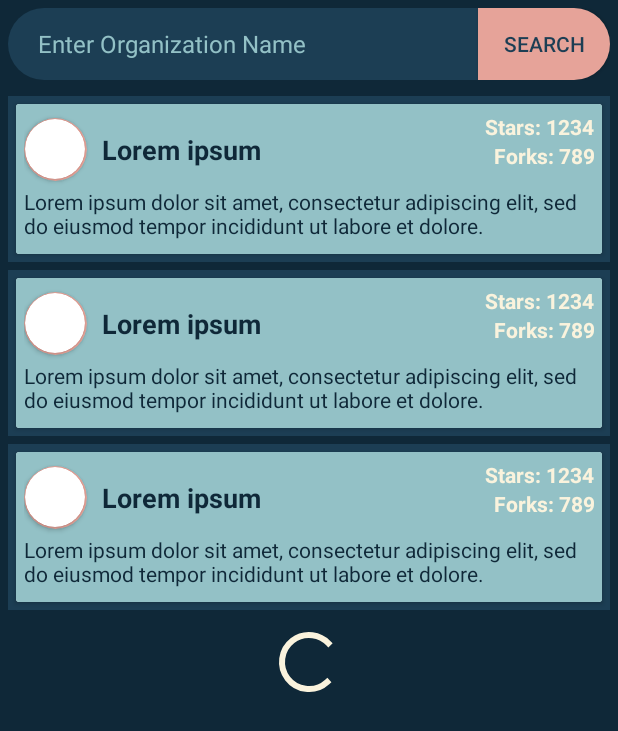
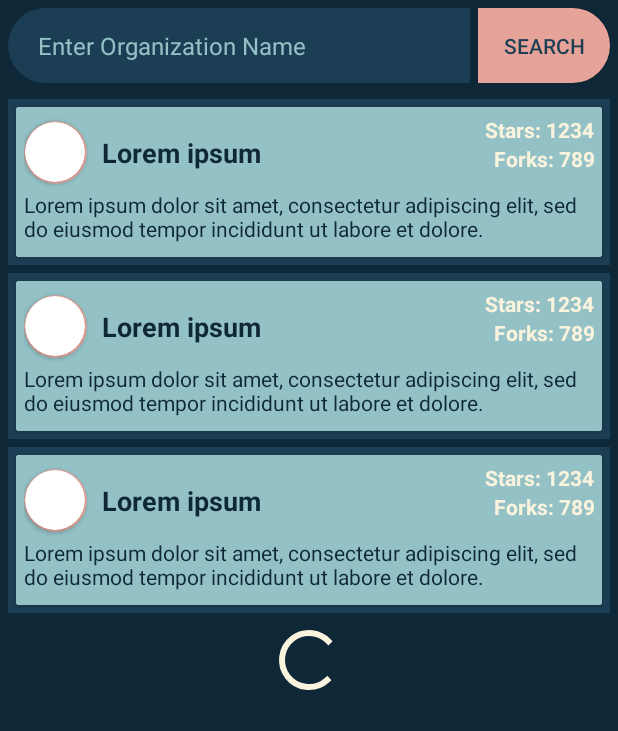
Before and after one commit to EmmaTwersky/android-github-stars, an Android app: the layout activity_main.xml on its own in the app's theme, with its tools: preview values and no code run, on a phone screen of 412 x 824 dp. Shown: the top 731 px of the screen. Run offline under Robolectric (Android 15) with nearby library versions, the phone set to English and light mode, and no system bars.

Commit message:
UI tests

```diff
--- a/app/build.gradle
+++ b/app/build.gradle
@@ -14,13 +14,13 @@ android {
     }
 
     defaultConfig {
-        applicationId "com.emma.star"
+        applicationId 'com.emma.star'
         minSdkVersion 23
         targetSdkVersion 28
         versionCode 1
-        versionName "1.0"
+        versionName '1.0'
 
-        testInstrumentationRunner "androidx.test.runner.AndroidJUnitRunner"
+        testInstrumentationRunner 'androidx.test.runner.AndroidJUnitRunner'
     }
 
     buildTypes {
@@ -73,8 +73,9 @@ dependencies {
     // Testing
     testImplementation 'junit:junit:4.12'
     testImplementation 'com.squareup.okhttp3:mockwebserver:3.12.1'
-    testImplementation "com.nhaarman.mockitokotlin2:mockito-kotlin:2.2.0"
-    testImplementation "androidx.arch.core:core-testing:2.1.0"
+    testImplementation 'com.nhaarman.mockitokotlin2:mockito-kotlin:2.2.0'
+    testImplementation 'androidx.arch.core:core-testing:2.1.0'
+    testImplementation 'com.android.support.test:rules:1.0.2'
     androidTestImplementation 'androidx.test.ext:junit:1.1.1'
     androidTestImplementation 'androidx.test.espresso:espresso-core:3.2.0'
 }
--- a/app/src/main/res/layout/activity_main.xml
+++ b/app/src/main/res/layout/activity_main.xml
@@ -7,60 +7,54 @@
     android:background="@color/colorSecondaryDark"
     tools:context=".MainActivity">
 
-    <LinearLayout
-        android:id="@+id/organization_search_bar"
-        android:layout_width="match_parent"
-        android:layout_height="wrap_content"
-        android:orientation="horizontal"
-        android:padding="5dp"
-        app:layout_constraintTop_toTopOf="parent">
-
     <EditText
         android:id="@+id/search_text"
         android:layout_width="0dp"
-            android:layout_height="match_parent"
-            android:layout_weight="1"
-            android:paddingStart="20dp"
-            android:paddingEnd="20dp"
+        android:layout_height="@dimen/header_height"
+        android:autofillHints=""
         android:background="@drawable/search_text"
+        android:hint="@string/organization_hint"
+        android:inputType="textAutoCorrect"
+        android:layout_margin="@dimen/small_margin_padding"
+        android:paddingStart="@dimen/text_padding"
+        android:paddingEnd="@dimen/text_padding"
         android:textColor="@color/colorAccent"
-            android:textSize="16sp"
         android:textColorHint="@color/colorSecondary"
-            android:hint="@string/organization_hint"
-            android:autofillHints=""
-            android:inputType="textAutoCorrect" />
+        android:textSize="@dimen/search_text"
+        app:layout_constraintStart_toStartOf="parent"
+        app:layout_constraintEnd_toStartOf="@+id/search_button"
+        app:layout_constraintTop_toTopOf="parent" />
 
     <Button
         android:id="@+id/search_button"
         android:layout_width="wrap_content"
-            android:layout_height="match_parent"
+        android:layout_height="@dimen/header_height"
         android:background="@drawable/search_button"
         android:textColor="@color/colorPrimaryDark"
-            android:text="@string/search"/>
-
-    </LinearLayout>
+        android:text="@string/search"
+        android:layout_margin="@dimen/small_margin_padding"
+        app:layout_constraintTop_toTopOf="parent"
+        app:layout_constraintEnd_toEndOf="parent" />
 
     <androidx.recyclerview.widget.RecyclerView
         android:id="@+id/repos_recycler_view"
         android:layout_width="match_parent"
         android:layout_height="0dp"
-        android:paddingBottom="5dp"
+        android:paddingBottom="@dimen/small_margin_padding"
         android:scrollbars="vertical"
+        android:layout_marginTop="@dimen/small_margin_padding"
+        app:layout_constraintTop_toBottomOf="@+id/search_button"
         app:layout_constraintBottom_toBottomOf="parent"
-        app:layout_constraintTop_toBottomOf="@+id/organization_search_bar"
-        app:layout_constraintVertical_bias="1.0"
-        tools:layout_editor_absoluteX="0dp"
         tools:listitem="@layout/repo_item_view" />
 
     <ProgressBar
         android:id="@+id/progress_bar"
-        app:layout_constraintTop_toBottomOf="@+id/organization_search_bar"
+        app:layout_constraintTop_toBottomOf="@+id/search_button"
         app:layout_constraintBottom_toBottomOf="parent"
         app:layout_constraintStart_toStartOf="parent"
         app:layout_constraintEnd_toEndOf="parent"
         android:layout_width="wrap_content"
         android:layout_height="wrap_content"
-        android:layout_gravity="center"
         android:visibility="gone"
         tools:visibility="visible"/>
 
--- a/app/src/main/res/layout/repo_item_view.xml
+++ b/app/src/main/res/layout/repo_item_view.xml
@@ -13,9 +13,9 @@
     <LinearLayout
         android:layout_width="match_parent"
         android:layout_height="wrap_content"
-        android:layout_marginLeft="5dp"
-        android:layout_marginRight="5dp"
-        android:layout_marginTop="5dp"
+        android:layout_marginLeft="@dimen/small_margin_padding"
+        android:layout_marginRight="@dimen/small_margin_padding"
+        android:layout_marginTop="@dimen/small_margin_padding"
         android:background="@color/colorPrimaryDark"
         android:adjustViewBounds="true">
 
@@ -23,23 +23,23 @@
             android:id="@+id/card_view"
             android:layout_width="match_parent"
             android:layout_height="match_parent"
-            android:layout_margin="5dp"
-            android:padding="5dp"
+            android:layout_margin="@dimen/small_margin_padding"
+            android:padding="@dimen/small_margin_padding"
             android:elevation="7dp">
 
             <androidx.constraintlayout.widget.ConstraintLayout
                 android:background="@color/colorSecondary"
-                android:padding="5dp"
+                android:padding="@dimen/small_margin_padding"
                 android:layout_width="match_parent"
-                android:layout_height="100dp"
+                android:layout_height="@dimen/repo_card_height"
                 app:layout_constraintTop_toTopOf="parent"
                 app:layout_constraintStart_toStartOf="parent">
 
                 <androidx.cardview.widget.CardView
                     android:id="@+id/repo_owner_image_card"
-                    android:layout_width="42dp"
-                    android:layout_height="42dp"
-                    app:cardCornerRadius="250dp"
+                    android:layout_width="@dimen/repo_image_height_width"
+                    android:layout_height="@dimen/repo_image_height_width"
+                    app:cardCornerRadius="@dimen/repo_image_radius"
                     app:cardBackgroundColor="@color/colorPrimary"
                     app:layout_constraintTop_toTopOf="parent"
                     app:layout_constraintStart_toStartOf="parent"
@@ -47,17 +47,18 @@
                     app:layout_constraintEnd_toStartOf="@+id/repo_name">
 
                     <androidx.cardview.widget.CardView
-                        android:layout_width="40dp"
-                        android:layout_height="40dp"
-                        app:cardCornerRadius="250dp"
+                        android:layout_width="@dimen/repo_image_container"
+                        android:layout_height="@dimen/repo_image_container"
+                        app:cardCornerRadius="@dimen/repo_image_radius"
                         android:layout_gravity="center">
 
                         <ImageView
                             android:id="@+id/repo_owner_image"
-                            android:layout_width="40dp"
-                            android:layout_height="40dp"
+                            android:layout_width="@dimen/repo_image_container"
+                            android:layout_height="@dimen/repo_image_container"
                             android:scaleType="centerCrop"
-                            android:contentDescription="TODO" />
+                            android:focusable="false"
+                            tools:ignore="ContentDescription" />
 
                     </androidx.cardview.widget.CardView>
 
@@ -65,20 +66,21 @@
 
                 <TextView
                     android:id="@+id/repo_name"
-                    android:layout_width="200sp"
-                    android:layout_height="50dp"
+                    android:layout_height="@dimen/header_height"
+                    android:layout_width="0dp"
                     android:layout_weight="1"
-                    android:paddingStart="10dp"
+                    android:paddingStart="@dimen/small_text_padding"
                     android:gravity="start|center"
                     android:text="@{repo.name}"
-                    android:textSize="18sp"
+                    android:textSize="@dimen/header_text"
                     android:textStyle="bold"
                     android:textColor="@color/colorSecondaryDark"
                     android:ellipsize="end"
-                    tools:text="Lorem ipsum"
                     app:layout_constraintTop_toTopOf="parent"
                     app:layout_constraintStart_toEndOf="@+id/repo_owner_image_card"
-                    tools:ignore="RtlSymmetry" />
+                    app:layout_constraintEnd_toStartOf="@+id/repo_stars"
+                    tools:text="Lorem ipsum"
+                    tools:ignore="RtlSymmetry"/>
 
                 <TextView
                     android:id="@+id/repo_stars"
@@ -86,7 +88,7 @@
                     android:layout_height="wrap_content"
                     android:text="@{`Stars: ` + repo.stars}"
                     android:textColor="@color/colorAccent"
-                    android:textSize="14sp"
+                    android:textSize="@dimen/small_text"
                     android:textStyle="bold"
                     android:textAlignment="textEnd"
                     app:layout_constraintTop_toTopOf="parent"
@@ -99,7 +101,7 @@
                     android:layout_width="wrap_content"
                     android:text="@{`Forks: ` + repo.forks}"
                     android:textColor="@color/colorAccent"
-                    android:textSize="14sp"
+                    android:textSize="@dimen/small_text"
                     android:textStyle="bold"
                     android:textAlignment="textEnd"
                     app:layout_constraintEnd_toEndOf="parent"
@@ -113,7 +115,7 @@
                     android:lines="2"
                     android:ellipsize="end"
                     android:text="@{repo.description}"
-                    android:textSize="14sp"
+                    android:textSize="@dimen/small_text"
                     android:textColor="@color/colorSecondaryDark"
                     app:layout_constraintStart_toStartOf="parent"
                     app:layout_constraintTop_toBottomOf="@+id/repo_name"
--- /dev/null
+++ b/app/src/main/res/values/dimens.xml
@@ -0,0 +1,13 @@
+<resources>
+    <dimen name="small_text_padding">10dp</dimen>
+    <dimen name="text_padding">20dp</dimen>
+    <dimen name="small_margin_padding">5dp</dimen>
+    <dimen name="header_height">50dp</dimen>
+    <dimen name="repo_card_height">100dp</dimen>
+    <dimen name="repo_image_container">40dp</dimen>
+    <dimen name="repo_image_radius">250dp</dimen>
+    <dimen name="repo_image_height_width">42dp</dimen>
+    <dimen name="header_text">18sp</dimen>
+    <dimen name="search_text">16sp</dimen>
+    <dimen name="small_text">14sp</dimen>
+</resources>
```
Also changed, not shown: 4 other files. Lines whose indentation alone changed are shown as unchanged.
